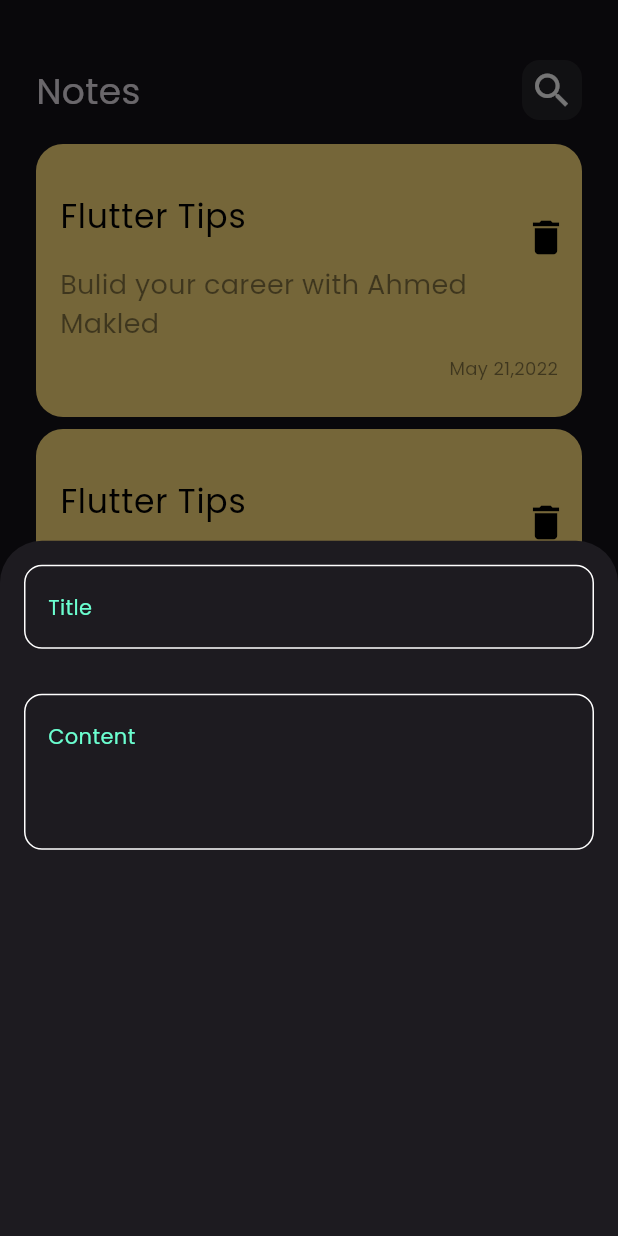
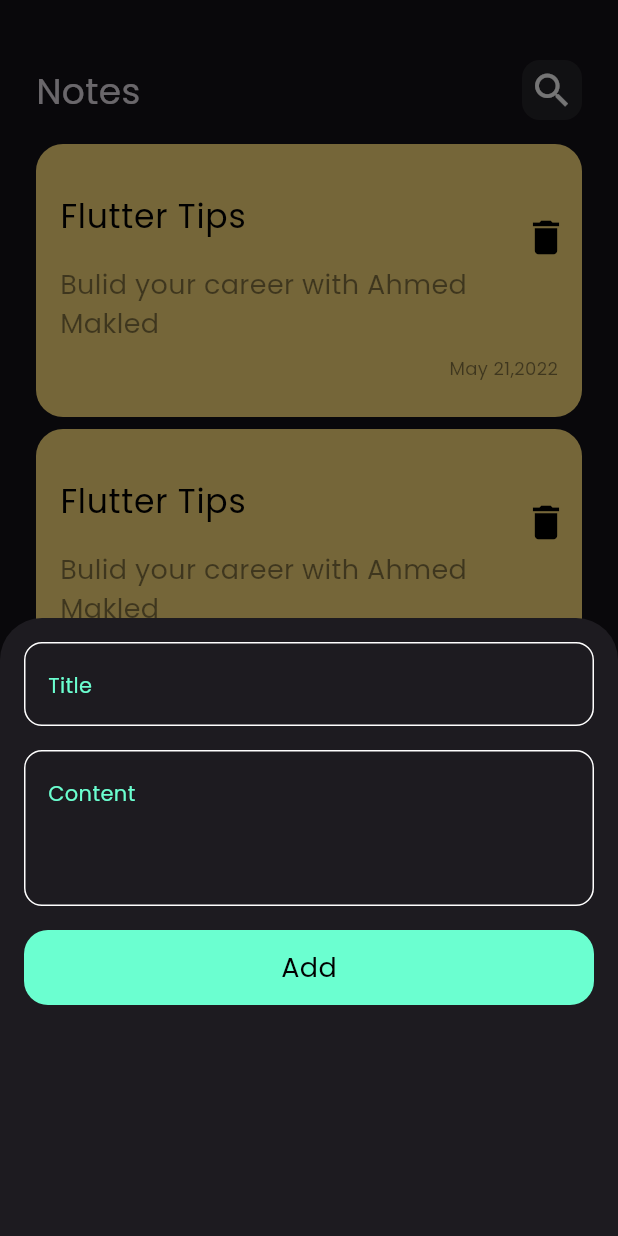
Before and after one commit to Ahmed-Makled1/note-app, a Flutter app: the screen it shows after launch, after a tap on the "add" icon, on a phone screen of 412 x 824 dp. Run offline on Flutter 3.47's test engine with Material 3 defaults, Android fonts, the phone set to English and light mode, and no system bars.

Commit message:
add DraggableScrollableSheet and custom button

```diff
--- /dev/null
+++ b/lib/views/add_note_view.dart
@@ -0,0 +1,26 @@
+import 'package:flutter/material.dart';
+import 'package:note_app/widgets/custom_botton.dart';
+import 'package:note_app/widgets/custom_text_form_field.dart';
+
+class AddNoteView extends StatelessWidget {
+  const AddNoteView({super.key});
+
+  @override
+  Widget build(BuildContext context) {
+    return Padding(
+      padding: const EdgeInsets.all(16.0),
+      child: SingleChildScrollView(
+        child: Column(
+          mainAxisSize: MainAxisSize.max,
+          children: [
+            CustomTextFormField(text: "Title"),
+            SizedBox(height: 16),
+            CustomTextFormField(text: "Content", maxLines: 3),
+            SizedBox(height: 16),
+            CustomButtom(),
+          ],
+        ),
+      ),
+    );
+  }
+}
--- a/lib/views/home_view.dart
+++ b/lib/views/home_view.dart
@@ -1,7 +1,7 @@
 import 'package:flutter/material.dart';
 import 'package:note_app/widgets/custom_app_bar.dart';
 import 'package:note_app/widgets/note_list_view.dart';
-import 'package:note_app/widgets/custom_bottom_sheet.dart';
+import 'package:note_app/views/add_note_view.dart';
 
 class HomeView extends StatelessWidget {
   const HomeView({super.key});
@@ -17,8 +17,17 @@ class HomeView extends StatelessWidget {
         onPressed: () {
           showModalBottomSheet(
             context: context,
+            isScrollControlled: true,
             builder: (context) {
-              return CustomBottomSheet();
+              return DraggableScrollableSheet(
+                expand: false,
+                builder: (context, scrollController) {
+                  return SingleChildScrollView(
+                    controller: scrollController,
+                    child: AddNoteView(),
+                  );
+                },
+              );
             },
           );
         },
--- a/lib/widgets/custom_bottom_sheet.dart
+++ /dev/null
@@ -1,21 +0,0 @@
-import 'package:flutter/material.dart';
-import 'package:note_app/widgets/custom_text_form_field.dart';
-
-class CustomBottomSheet extends StatelessWidget {
-  const CustomBottomSheet({super.key});
-
-  @override
-  Widget build(BuildContext context) {
-    return Padding(
-      padding: const EdgeInsets.all(16.0),
-      child: Column(
-        mainAxisSize: MainAxisSize.max,
-        children: [
-          CustomTextFormField(text: "Title"),
-          SizedBox(height: 30),
-          CustomTextFormField(text: "Content", maxLines: 3),
-        ],
-      ),
-    );
-  }
-}
--- /dev/null
+++ b/lib/widgets/custom_botton.dart
@@ -0,0 +1,26 @@
+import 'package:flutter/material.dart';
+import 'package:note_app/constant.dart';
+
+class CustomButtom extends StatelessWidget {
+  const CustomButtom({
+    super.key,
+  });
+
+  @override
+  Widget build(BuildContext context) {
+    return Container(
+      width: double.infinity,
+      height: 50,
+      decoration: BoxDecoration(
+        color: kprimaryColor,
+        borderRadius: BorderRadius.circular(16),
+      ),
+      child: Center(
+        child: Text(
+          "Add",
+          style: TextStyle(color: Colors.black, fontSize: 18),
+        ),
+      ),
+    );
+  }
+}
```
